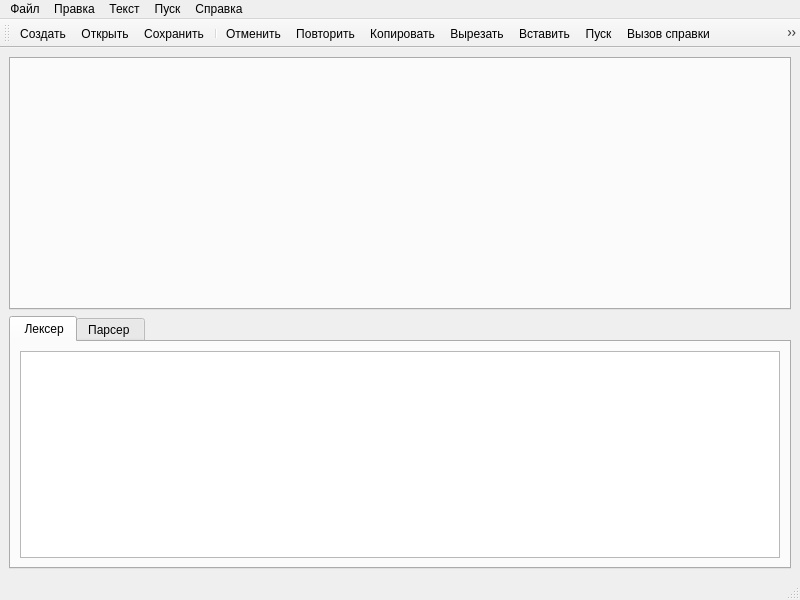
The window that mainwindow.ui (vdyadov/Formal-Languages-and-Compilers) describes before a commit, drawn with Qt 5.
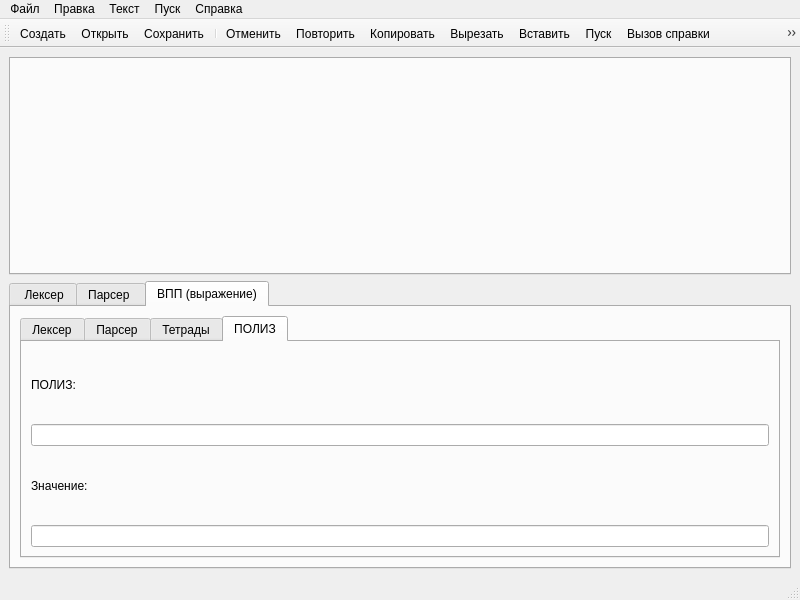
The same window after the commit. The open tabs and pages were chosen to show the change. Icons and pictures are not drawn.

What changed in the file:
```diff
--- a/mainwindow.ui
+++ b/mainwindow.ui
@@ -40,6 +40,85 @@
         </item>
        </layout>
       </widget>
+      <widget class="QWidget" name="tab_vpp">
+       <attribute name="title">
+        <string>ВПП (выражение)</string>
+       </attribute>
+       <layout class="QVBoxLayout" name="verticalLayout_vpp">
+        <item>
+         <widget class="QTabWidget" name="tabWidget_vpp">
+          <property name="currentIndex">
+           <number>0</number>
+          </property>
+          <widget class="QWidget" name="tab_vpp_lex">
+           <attribute name="title">
+            <string>Лексер</string>
+           </attribute>
+           <layout class="QVBoxLayout" name="verticalLayout_vpp_lex">
+            <item>
+             <widget class="QTableWidget" name="tableWidget_expr_lex"/>
+            </item>
+           </layout>
+          </widget>
+          <widget class="QWidget" name="tab_vpp_parse">
+           <attribute name="title">
+            <string>Парсер</string>
+           </attribute>
+           <layout class="QVBoxLayout" name="verticalLayout_vpp_parse">
+            <item>
+             <widget class="QTableWidget" name="tableWidget_expr_err"/>
+            </item>
+           </layout>
+          </widget>
+          <widget class="QWidget" name="tab_vpp_tetrad">
+           <attribute name="title">
+            <string>Тетрады</string>
+           </attribute>
+           <layout class="QVBoxLayout" name="verticalLayout_vpp_tetrad">
+            <item>
+             <widget class="QTableWidget" name="tableWidget_expr_tetrad"/>
+            </item>
+           </layout>
+          </widget>
+          <widget class="QWidget" name="tab_vpp_rpn">
+           <attribute name="title">
+            <string>ПОЛИЗ</string>
+           </attribute>
+           <layout class="QVBoxLayout" name="verticalLayout_vpp_rpn">
+            <item>
+             <widget class="QLabel" name="label_expr_rpn">
+              <property name="text">
+               <string>ПОЛИЗ:</string>
+              </property>
+             </widget>
+            </item>
+            <item>
+             <widget class="QLineEdit" name="lineEdit_expr_rpn">
+              <property name="readOnly">
+               <bool>true</bool>
+              </property>
+             </widget>
+            </item>
+            <item>
+             <widget class="QLabel" name="label_expr_eval">
+              <property name="text">
+               <string>Значение:</string>
+              </property>
+             </widget>
+            </item>
+            <item>
+             <widget class="QLineEdit" name="lineEdit_expr_eval">
+              <property name="readOnly">
+               <bool>true</bool>
+              </property>
+             </widget>
+            </item>
+           </layout>
+          </widget>
+         </widget>
+        </item>
+       </layout>
+      </widget>
      </widget>
     </item>
     <item row="1" column="0">
```
